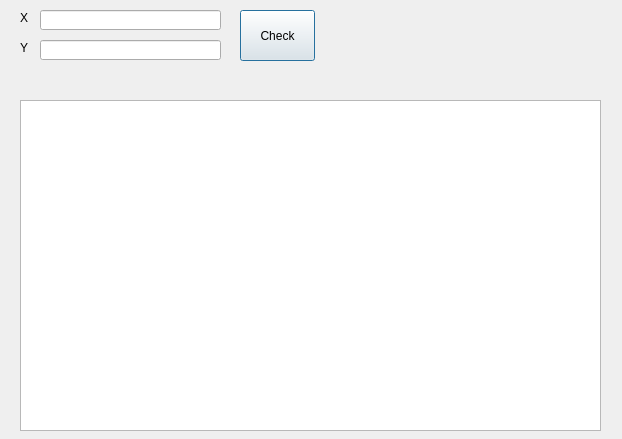
Old version of the form check_coordinates/check_coordinates_dialog_base.ui in the repository jankowskipawel/Visimind.
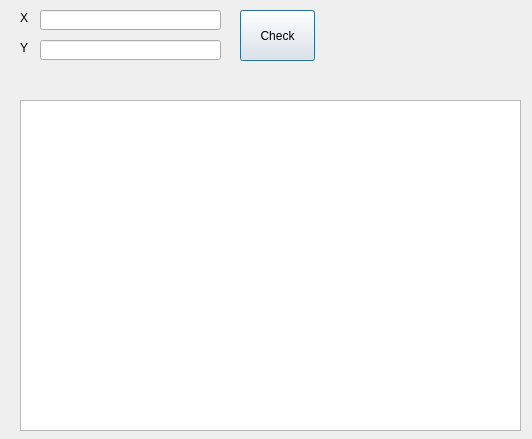
New version of the form.

Commit message: Move database load into another function, load database on first plugin run

```diff
--- a/check_coordinates/check_coordinates_dialog_base.ui
+++ b/check_coordinates/check_coordinates_dialog_base.ui
@@ -9,7 +9,7 @@
    <rect>
     <x>0</x>
     <y>0</y>
-    <width>622</width>
+    <width>532</width>
     <height>439</height>
    </rect>
   </property>
@@ -89,7 +89,7 @@
     <rect>
      <x>20</x>
      <y>100</y>
-     <width>581</width>
+     <width>501</width>
      <height>331</height>
     </rect>
    </property>
```
Left out of the diff: 3 changed lines with no effect on the pictures. The commit also changes 1 other file.
